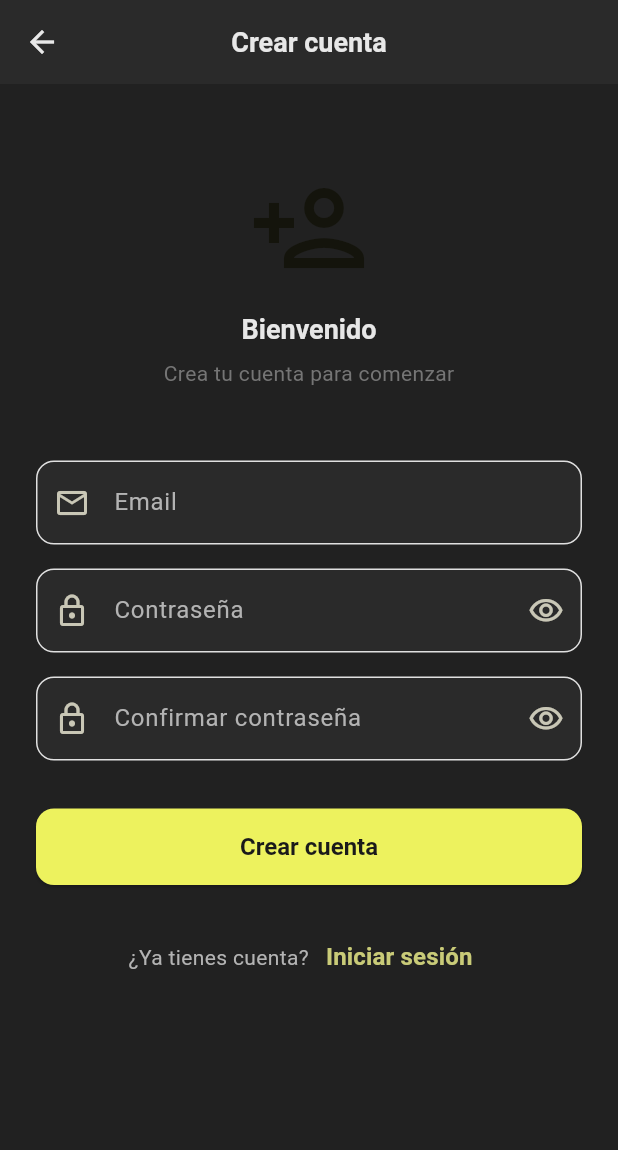
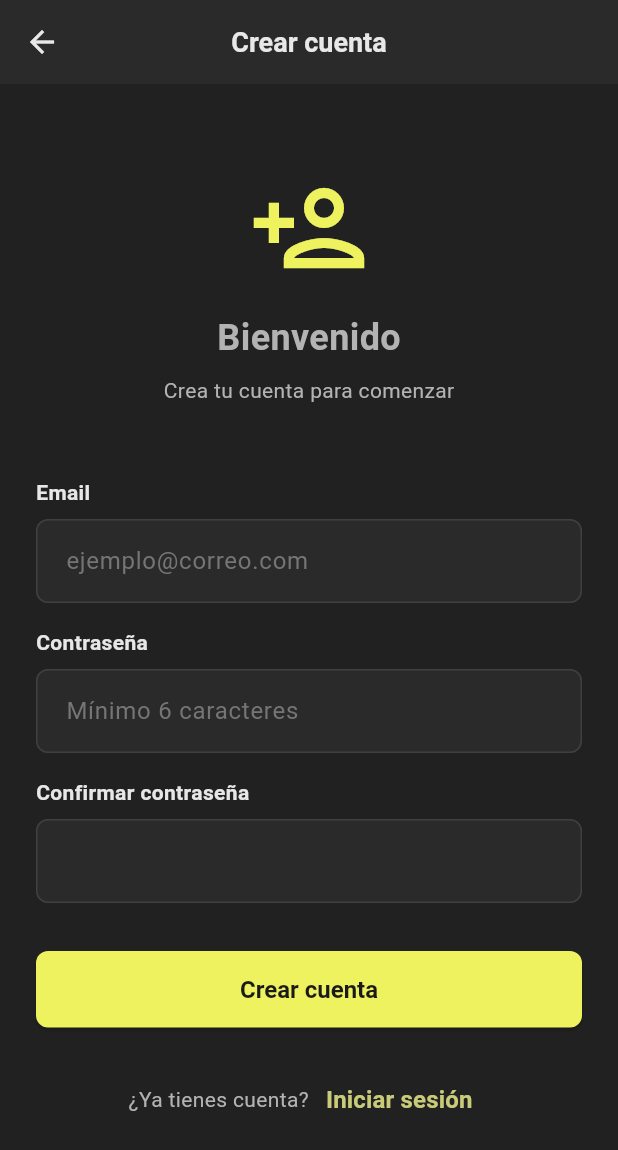
Before and after one commit to RonyOz/styla_mobile_app, a Flutter app: the _SignupContent screen opened directly, on a phone screen of 412 x 824 dp. Shown: the top 1150 px of the screen. Run offline on Flutter 3.47's test engine with Material 3 defaults, Android fonts, the phone set to English and light mode, and no system bars; our stand-ins replace flutter_bloc, supabase_flutter; accounts and stored records are empty; Roboto replaces fonts that are missing (Akatab, Albert Sans).

Commit message:
feat: refactor signup screen to use design system components and improve layout

```diff
--- a/lib/features/auth/ui/screens/signup_screen.dart
+++ b/lib/features/auth/ui/screens/signup_screen.dart
@@ -1,5 +1,6 @@
 import 'package:flutter/material.dart';
 import 'package:flutter_bloc/flutter_bloc.dart';
+import '../../../../core/core.dart';
 import '../bloc/signup_bloc.dart';
 import '../bloc/events/signup_event.dart';
 import '../bloc/states/signup_state.dart';
@@ -59,7 +60,7 @@ class _SignupContentState extends State<_SignupContent> {
         builder: (context, state) {
           return SafeArea(
             child: SingleChildScrollView(
-              padding: const EdgeInsets.all(24.0),
+              padding: AppSpacing.paddingLarge,
               child: Form(
                 key: _formKey,
                 child: Column(
@@ -70,7 +71,7 @@ class _SignupContentState extends State<_SignupContent> {
                     _buildForm(state),
                     const SizedBox(height: 32),
                     _buildSignupButton(state),
-                    const SizedBox(height: 24),
+                    AppSpacing.verticalLarge,
                     _buildLoginLink(state),
                   ],
                 ),
@@ -89,140 +90,60 @@ class _SignupContentState extends State<_SignupContent> {
         Icon(
           Icons.person_add_outlined,
           size: 80,
-          color: Theme.of(context).primaryColor,
+          color: AppColors.primary,
         ),
-        const SizedBox(height: 16),
+        AppSpacing.verticalMedium,
         Text(
           'Bienvenido',
-          style: Theme.of(context).textTheme.headlineMedium?.copyWith(
-                fontWeight: FontWeight.bold,
-              ),
+          style: AppTypography.title,
         ),
-        const SizedBox(height: 8),
+        AppSpacing.verticalSmall,
         Text(
           'Crea tu cuenta para comenzar',
-          style: Theme.of(context).textTheme.bodyMedium?.copyWith(
-                color: Colors.grey[600],
-              ),
+          style: AppTypography.caption.copyWith(
+            color: AppColors.textSecondary,
+          ),
         ),
       ],
     );
   }
 
   Widget _buildForm(SignupState state) {
-    final isLoading = state is SignupLoadingState;
-
     return Column(
       children: [
-        _buildTextField(
+        SimpleTextField(
+          label: 'Email',
+          hint: 'ejemplo@correo.com',
           controller: _emailController,
-          labelText: 'Email',
-          hintText: 'ejemplo@correo.com',
-          prefixIcon: Icons.email_outlined,
           keyboardType: TextInputType.emailAddress,
-          enabled: !isLoading,
           validator: _validateEmail,
         ),
-        const SizedBox(height: 16),
-        _buildTextField(
+        AppSpacing.verticalMedium,
+        SimpleTextField(
+          label: 'Contraseña',
+          hint: 'Mínimo 6 caracteres',
           controller: _passwordController,
-          labelText: 'Contraseña',
-          hintText: 'Mínimo 6 caracteres',
-          prefixIcon: Icons.lock_outlined,
           obscureText: _obscurePassword,
-          enabled: !isLoading,
           validator: _validatePassword,
-          suffixIcon: IconButton(
-            icon: Icon(
-              _obscurePassword
-                  ? Icons.visibility_outlined
-                  : Icons.visibility_off_outlined,
-            ),
-            onPressed: () => setState(() => _obscurePassword = !_obscurePassword),
-          ),
         ),
-        const SizedBox(height: 16),
-        _buildTextField(
+        AppSpacing.verticalMedium,
+        SimpleTextField(
+          label: 'Confirmar contraseña',
           controller: _confirmPasswordController,
-          labelText: 'Confirmar contraseña',
-          prefixIcon: Icons.lock_outlined,
           obscureText: _obscureConfirmPassword,
-          enabled: !isLoading,
           validator: _validateConfirmPassword,
-          suffixIcon: IconButton(
-            icon: Icon(
-              _obscureConfirmPassword
-                  ? Icons.visibility_outlined
-                  : Icons.visibility_off_outlined,
-            ),
-            onPressed: () => setState(() => _obscureConfirmPassword = !_obscureConfirmPassword),
-          ),
         ),
       ],
-    );
-  }
-
-  Widget _buildTextField({
-    required TextEditingController controller,
-    required String labelText,
-    String? hintText,
-    required IconData prefixIcon,
-    bool obscureText = false,
-    bool enabled = true,
-    TextInputType? keyboardType,
-    String? Function(String?)? validator,
-    Widget? suffixIcon,
-  }) {
-    return TextFormField(
-      controller: controller,
-      obscureText: obscureText,
-      enabled: enabled,
-      keyboardType: keyboardType,
-      decoration: InputDecoration(
-        labelText: labelText,
-        hintText: hintText,
-        prefixIcon: Icon(prefixIcon),
-        suffixIcon: suffixIcon,
-        border: OutlineInputBorder(
-          borderRadius: BorderRadius.circular(12),
-        ),
-        enabledBorder: OutlineInputBorder(
-          borderRadius: BorderRadius.circular(12),
-          borderSide: BorderSide(color: Colors.grey.shade300),
-        ),
-        focusedBorder: OutlineInputBorder(
-          borderRadius: BorderRadius.circular(12),
-          borderSide: BorderSide(
-            color: Theme.of(context).primaryColor,
-            width: 2,
-          ),
-        ),
-      ),
-      validator: validator,
     );
   }
 
   Widget _buildSignupButton(SignupState state) {
     final isLoading = state is SignupLoadingState;
 
-    return ElevatedButton(
-      onPressed: isLoading ? null : _handleSignup,
-      style: ElevatedButton.styleFrom(
-        padding: const EdgeInsets.symmetric(vertical: 16),
-        shape: RoundedRectangleBorder(
-          borderRadius: BorderRadius.circular(12),
-        ),
-      ),
-      child: isLoading
-          ? const SizedBox(
-              height: 20,
-              width: 20,
-              child: CircularProgressIndicator(strokeWidth: 2),
-            )
-          : const Text(
-              'Crear cuenta',
-              style: TextStyle(fontSize: 16, fontWeight: FontWeight.bold),
-            ),
+    return SimpleButton.primary(
+      text: 'Crear cuenta',
+      onPressed: _handleSignup,
+      isLoading: isLoading,
     );
   }
 
```
